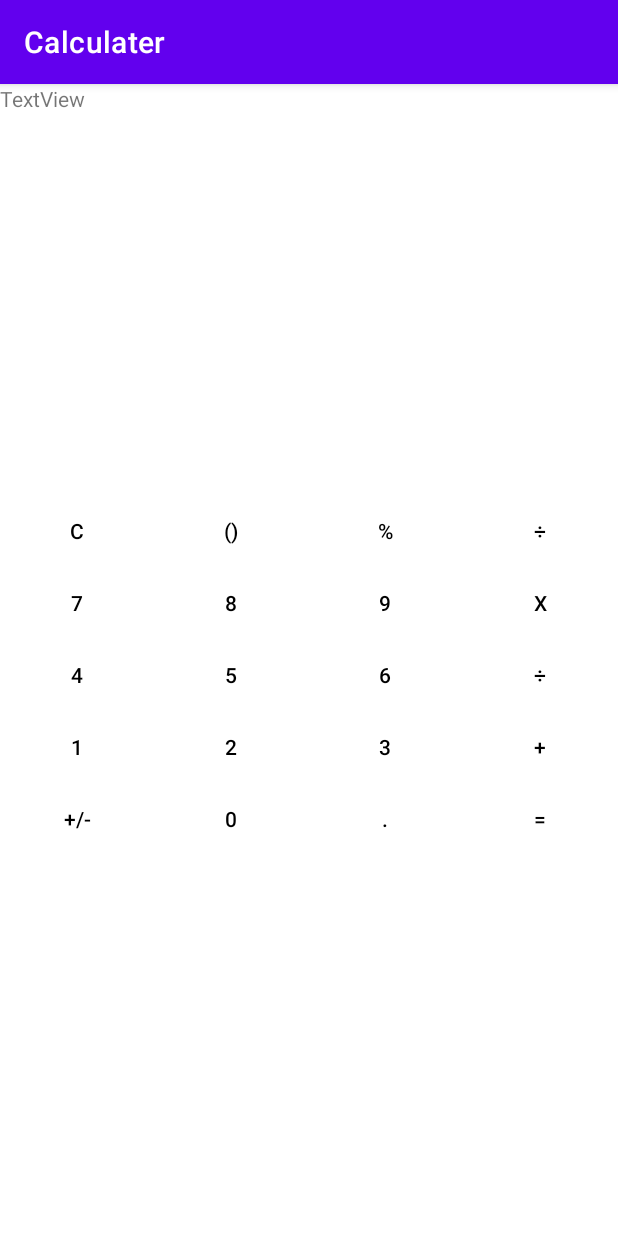
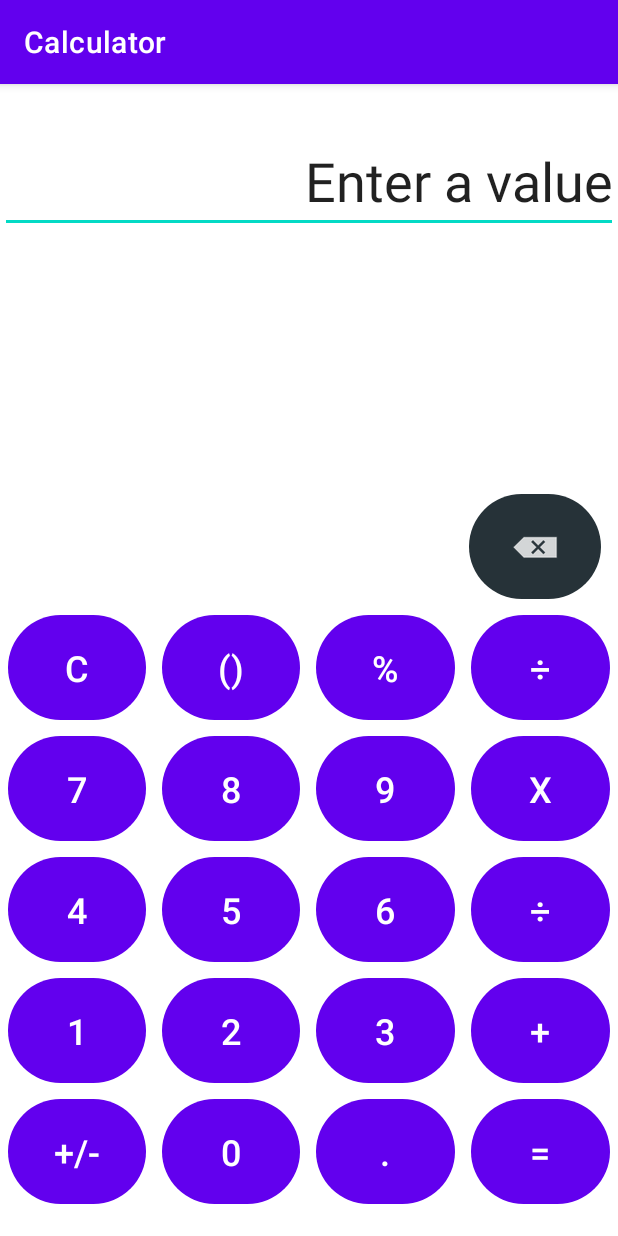
Before and after one commit to abhijeet-009/android, an Android app: the screen it shows after launch (MainActivity), on a phone screen of 412 x 824 dp. Run offline under Robolectric (Android 15) with nearby library versions, the phone set to English and light mode, and no system bars.

Commit message:
button shape added

```diff
--- /dev/null
+++ b/Calculater/app/src/main/res/drawable/backspace.xml
@@ -0,0 +1,6 @@
+<?xml version="1.0" encoding="utf-8"?>
+<selector xmlns:android="http://schemas.android.com/apk/res/android">
+<item android:drawable="@android:drawable/ic_input_delete"
+    android:width="40dp"
+    android:height="40dp"/>
+</selector>
--- /dev/null
+++ b/Calculater/app/src/main/res/drawable/circle.xml
@@ -0,0 +1,11 @@
+<?xml version="1.0" encoding="utf-8"?>
+<selector xmlns:android="http://schemas.android.com/apk/res/android">
+    <item>
+    <shape android:shape="rectangle">
+        <corners android:radius="1000dp"/>
+        <solid android:color="#263238"/>
+
+    </shape>
+
+    </item>
+</selector>
--- a/Calculater/app/src/main/res/layout/activity_main.xml
+++ b/Calculater/app/src/main/res/layout/activity_main.xml
@@ -10,8 +10,10 @@
         android:id="@+id/tableLayout"
         android:layout_width="match_parent"
         android:layout_height="wrap_content"
+        android:background="#FFFFFF"
         app:layout_constraintBottom_toBottomOf="parent"
-        app:layout_constraintTop_toBottomOf="@+id/textView">
+        app:layout_constraintTop_toBottomOf="@+id/textView"
+        app:layout_constraintVertical_bias="0.94">
 
         <TableRow
             android:layout_width="match_parent"
@@ -19,39 +21,52 @@
 
             <Button
                 android:id="@+id/btnclear"
-                android:layout_weight="1"
                 style="@style/Widget.AppCompat.Button.Borderless"
                 android:layout_width="0dp"
-                android:layout_height="wrap_content"
+                android:layout_height="70dp"
+                android:layout_margin="5dp"
+                android:layout_weight="1"
+                android:background="@drawable/circle"
                 android:text="@string/C"
-                android:textColor="@color/black" />
+                android:textColor="@color/white"
+                android:textSize="24sp"
+                android:backgroundTint="#DD2C00"/>
 
             <Button
                 android:id="@+id/btnbracket"
-                android:layout_weight="1"
                 style="@style/Widget.AppCompat.Button.Borderless"
                 android:layout_width="0dp"
-                android:layout_height="wrap_content"
+                android:layout_height="70dp"
+                android:layout_margin="5dp"
+                android:layout_weight="1"
+                android:background="@drawable/circle"
                 android:text="@string/brakt"
-                android:textColor="@color/black" />
+                android:textColor="@color/white"
+                android:textSize="24sp" />
 
             <Button
                 android:id="@+id/btnpercent"
-                android:layout_weight="1"
                 style="@style/Widget.AppCompat.Button.Borderless"
                 android:layout_width="0dp"
-                android:layout_height="wrap_content"
+                android:layout_height="70dp"
+                android:layout_margin="5dp"
+                android:layout_weight="1"
+                android:background="@drawable/circle"
                 android:text="@string/percent"
-                android:textColor="@color/black" />
+                android:textColor="@color/white"
+                android:textSize="24sp" />
 
             <Button
                 android:id="@+id/btndivide"
-                android:layout_weight="1"
                 style="@style/Widget.AppCompat.Button.Borderless"
                 android:layout_width="0dp"
-                android:layout_height="wrap_content"
+                android:layout_height="70dp"
+                android:layout_margin="5dp"
+                android:layout_weight="1"
+                android:background="@drawable/circle"
                 android:text="@string/divide"
-                android:textColor="@color/black" />
+                android:textColor="@color/white"
+                android:textSize="24sp" />
         </TableRow>
 
         <TableRow
@@ -60,39 +75,51 @@
 
             <Button
                 android:id="@+id/btnseven"
-                android:layout_weight="1"
                 style="@style/Widget.AppCompat.Button.Borderless"
                 android:layout_width="0dp"
-                android:layout_height="wrap_content"
+                android:layout_height="70dp"
+                android:layout_margin="5dp"
+                android:layout_weight="1"
+                android:background="@drawable/circle"
                 android:text="@string/seven"
-                android:textColor="@color/black" />
+                android:textColor="@color/white"
+                android:textSize="24sp" />
 
             <Button
                 android:id="@+id/btneight"
-                android:layout_weight="1"
                 style="@style/Widget.AppCompat.Button.Borderless"
                 android:layout_width="0dp"
-                android:layout_height="wrap_content"
+                android:layout_height="70dp"
+                android:layout_margin="5dp"
+                android:layout_weight="1"
+                android:background="@drawable/circle"
                 android:text="@string/eight"
-                android:textColor="@color/black" />
+                android:textColor="@color/white"
+                android:textSize="24sp" />
 
             <Button
                 android:id="@+id/btnnine"
-                android:layout_weight="1"
                 style="@style/Widget.AppCompat.Button.Borderless"
                 android:layout_width="0dp"
-                android:layout_height="wrap_content"
+                android:layout_height="70dp"
+                android:layout_margin="5dp"
+                android:layout_weight="1"
+                android:background="@drawable/circle"
                 android:text="@string/nine"
-                android:textColor="@color/black" />
+                android:textColor="@color/white"
+                android:textSize="24sp" />
 
             <Button
                 android:id="@+id/btnmulti"
-                android:layout_weight="1"
                 style="@style/Widget.AppCompat.Button.Borderless"
                 android:layout_width="0dp"
-                android:layout_height="wrap_content"
+                android:layout_height="70dp"
+                android:layout_margin="5dp"
+                android:layout_weight="1"
+                android:background="@drawable/circle"
                 android:text="@string/multiply"
-                android:textColor="@color/black" />
+                android:textColor="@color/white"
+                android:textSize="24sp" />
         </TableRow>
 
         <TableRow
@@ -101,39 +128,51 @@
 
             <Button
                 android:id="@+id/btnfour"
-                android:layout_weight="1"
                 style="@style/Widget.AppCompat.Button.Borderless"
                 android:layout_width="0dp"
-                android:layout_height="wrap_content"
+                android:layout_height="70dp"
+                android:layout_margin="5dp"
+                android:layout_weight="1"
+                android:background="@drawable/circle"
                 android:text="@string/four"
-                android:textColor="@color/black" />
+                android:textColor="@color/white"
+                android:textSize="24sp" />
 
             <Button
                 android:id="@+id/btnfive"
-                android:layout_weight="1"
                 style="@style/Widget.AppCompat.Button.Borderless"
                 android:layout_width="0dp"
-                android:layout_height="wrap_content"
+                android:layout_height="70dp"
+                android:layout_margin="5dp"
+                android:layout_weight="1"
+                android:background="@drawable/circle"
                 android:text="@string/five"
-                android:textColor="@color/black" />
+                android:textColor="@color/white"
+                android:textSize="24sp" />
 
             <Button
                 android:id="@+id/btnsix"
-                android:layout_weight="1"
                 style="@style/Widget.AppCompat.Button.Borderless"
                 android:layout_width="0dp"
-                android:layout_height="wrap_content"
+                android:layout_height="70dp"
+                android:layout_margin="5dp"
+                android:layout_weight="1"
+                android:background="@drawable/circle"
                 android:text="@string/six"
-                android:textColor="@color/black" />
+                android:textColor="@color/white"
+                android:textSize="24sp" />
 
             <Button
                 android:id="@+id/btndiv"
-                android:layout_weight="1"
                 style="@style/Widget.AppCompat.Button.Borderless"
                 android:layout_width="0dp"
-                android:layout_height="wrap_content"
+                android:layout_height="70dp"
+                android:layout_margin="5dp"
+                android:layout_weight="1"
+                android:background="@drawable/circle"
                 android:text="@string/divide"
-                android:textColor="@color/black" />
+                android:textColor="@color/white"
+                android:textSize="24sp" />
         </TableRow>
 
         <TableRow
@@ -142,39 +181,51 @@
 
             <Button
                 android:id="@+id/btn1"
-                android:layout_weight="1"
                 style="@style/Widget.AppCompat.Button.Borderless"
                 android:layout_width="0dp"
-                android:layout_height="wrap_content"
+                android:layout_height="70dp"
+                android:layout_margin="5dp"
+                android:layout_weight="1"
+                android:background="@drawable/circle"
                 android:text="@string/one"
-                android:textColor="@color/black" />
+                android:textColor="@color/white"
+                android:textSize="24sp" />
 
             <Button
                 android:id="@+id/btn2"
-                android:layout_weight="1"
                 style="@style/Widget.AppCompat.Button.Borderless"
                 android:layout_width="0dp"
-                android:layout_height="wrap_content"
+                android:layout_height="70dp"
+                android:layout_margin="5dp"
+                android:layout_weight="1"
+                android:background="@drawable/circle"
                 android:text="@string/two"
-                android:textColor="@color/black" />
+                android:textColor="@color/white"
+                android:textSize="24sp" />
 
             <Button
                 android:id="@+id/btn3"
-                android:layout_weight="1"
                 style="@style/Widget.AppCompat.Button.Borderless"
                 android:layout_width="0dp"
-                android:layout_height="wrap_content"
+                android:layout_height="70dp"
+                android:layout_margin="5dp"
+                android:layout_weight="1"
+                android:background="@drawable/circle"
                 android:text="@string/three"
-                android:textColor="@color/black" />
+                android:textColor="@color/white"
+                android:textSize="24sp" />
 
             <Button
                 android:id="@+id/btnplus"
-                android:layout_weight="1"
                 style="@style/Widget.AppCompat.Button.Borderless"
                 android:layout_width="0dp"
-                android:layout_height="wrap_content"
+                android:layout_height="70dp"
+                android:layout_margin="5dp"
+                android:layout_weight="1"
+                android:background="@drawable/circle"
                 android:text="@string/add"
-                android:textColor="@color/black" />
+                android:textColor="@color/white"
+                android:textSize="24sp" />
 
         </TableRow>
 
@@ -184,49 +235,90 @@
 
             <Button
                 android:id="@+id/btnpmin"
-                android:layout_weight="1"
                 style="@style/Widget.AppCompat.Button.Borderless"
                 android:layout_width="0dp"
-                android:layout_height="wrap_content"
+                android:layout_height="70dp"
+                android:layout_margin="5dp"
+                android:layout_weight="1"
+                android:background="@drawable/circle"
                 android:text="@string/plusminus"
-                android:textColor="@color/black" />
+                android:textColor="@color/white"
+                android:textSize="24sp" />
 
             <Button
                 android:id="@+id/btn0"
-                android:layout_weight="1"
                 style="@style/Widget.AppCompat.Button.Borderless"
                 android:layout_width="0dp"
-                android:layout_height="wrap_content"
+                android:layout_height="70dp"
+                android:layout_margin="5dp"
+                android:layout_weight="1"
+                android:background="@drawable/circle"
                 android:text="@string/zero"
-                android:textColor="@color/black" />
+                android:textColor="@color/white"
+                android:textSize="24sp" />
 
             <Button
                 android:id="@+id/btndot"
-                android:layout_weight="1"
                 style="@style/Widget.AppCompat.Button.Borderless"
                 android:layout_width="0dp"
-                android:layout_height="wrap_content"
+                android:layout_height="70dp"
+                android:layout_margin="5dp"
+                android:layout_weight="1"
+                android:background="@drawable/circle"
                 android:text="@string/dot"
-                android:textColor="@color/black" />
+                android:textColor="@color/white"
+                android:textSize="24sp" />
 
             <Button
                 android:id="@+id/btnequal"
-                android:layout_weight="1"
                 style="@style/Widget.AppCompat.Button.Borderless"
                 android:layout_width="0dp"
-                android:layout_height="wrap_content"
+                android:layout_height="70dp"
+                android:layout_margin="5dp"
+                android:layout_weight="1"
+                android:background="@drawable/circle"
                 android:text="@string/equal"
-                android:textColor="@color/black" />
+                android:textColor="@color/white"
+                android:textSize="24sp"
+                android:backgroundTint="#43A047"
+                />
         </TableRow>
     </TableLayout>
 
-    <TextView
+    <EditText
         android:id="@+id/textView"
         android:layout_width="0dp"
         android:layout_height="wrap_content"
-        android:text="TextView"
+        android:layout_marginTop="30dp"
+        android:text="@string/display"
         app:layout_constraintEnd_toEndOf="parent"
         app:layout_constraintStart_toStartOf="parent"
-        app:layout_constraintTop_toTopOf="parent" />
+        app:layout_constraintTop_toTopOf="parent"
+        android:autofillHints="false"
+        android:textAlignment="textEnd"
+        android:inputType="none"
+        android:textSize="36sp"
+        tools:ignor="LableFor"
+        />
+
+
+
+
+    <ImageButton
+        android:id="@+id/button30"
+        style="@style/Widget.AppCompat.Button.Borderless"
+        android:layout_width="wrap_content"
+        android:layout_height="70dp"
+        android:layout_margin="5dp"
+        android:background="@drawable/circle"
+        android:text="@string/backspace"
+        android:contentDescription="@string/backspace"
+        app:layout_constraintBottom_toTopOf="@+id/tableLayout"
+        app:layout_constraintEnd_toEndOf="parent"
+        app:layout_constraintHorizontal_bias="0.98"
+        app:layout_constraintStart_toStartOf="parent"
+        app:layout_constraintTop_toTopOf="parent"
+        app:layout_constraintVertical_bias="1.0"
+        app:srcCompat="@drawable/backspace" />
 
 </androidx.constraintlayout.widget.ConstraintLayout>
--- a/Calculater/app/src/main/res/values/strings.xml
+++ b/Calculater/app/src/main/res/values/strings.xml
@@ -19,6 +19,8 @@
     <string name="add">+</string>
     <string name="equal">=</string>
     <string name="plusminus">+/-</string>
-    //<string name="app_name">Calculater</string>
+    <string name="backspace"> </string>
+    <string name="display">Enter a value</string>
+    <string name="app_name">Calculator</string>
 
 </resources>
```
